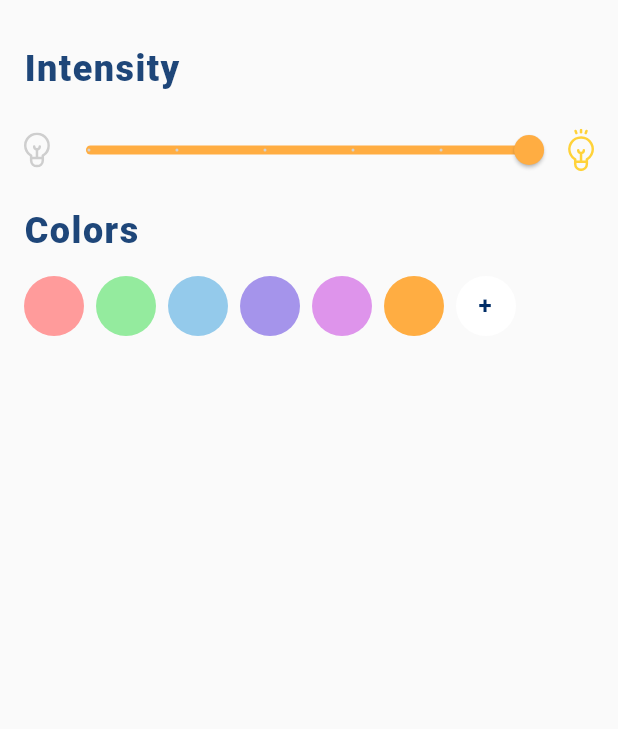
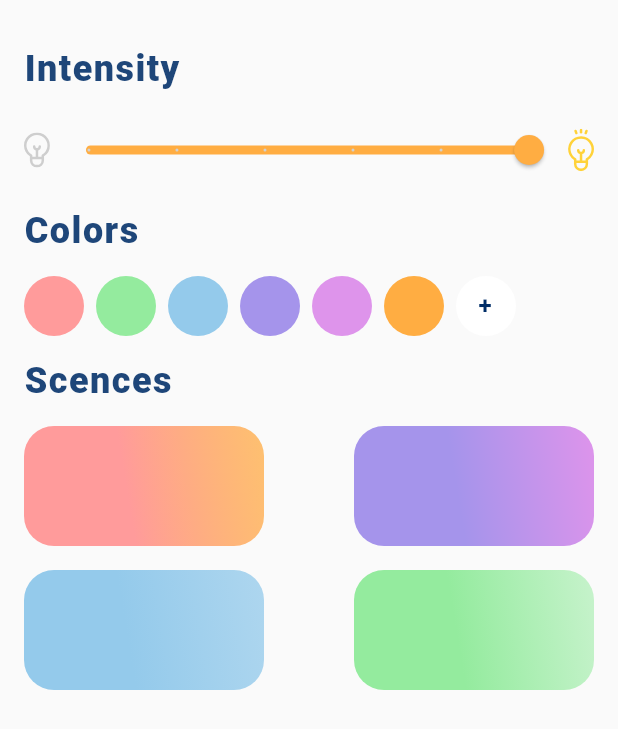
Before and after one commit to Sam21-39/App, a Flutter app: the BedRoomContent widget shown alone on an empty page, opened directly, on a phone screen of 412 x 824 dp. Shown: the top 729 px of the screen. Run offline on Flutter 3.47's test engine with Material 2 defaults, Android fonts, the phone set to English and light mode, and no system bars; our stand-ins replace flutter_svg.

Commit message:
changes added

```diff
--- a/flutter_assignment/lib/Screens/bedRoomContent.dart
+++ b/flutter_assignment/lib/Screens/bedRoomContent.dart
@@ -109,7 +109,98 @@ class _BedRoomContentState extends State<BedRoomContent> {
                 ),
               ),
             ],
-          )
+          ),
+          SizedBox(
+            height: 16.0,
+          ),
+          Text(
+            "Scences",
+            style: TextStyle(
+              color: UIColors.midNightBlue,
+              fontSize: 24.0,
+              fontWeight: FontWeight.w800,
+              letterSpacing: 0.98,
+            ),
+          ),
+          SizedBox(
+            height: 16.0,
+          ),
+          Row(
+            mainAxisAlignment: MainAxisAlignment.spaceBetween,
+            children: [
+              Container(
+                width: 160.0,
+                height: 80.0,
+                decoration: BoxDecoration(
+                  borderRadius: BorderRadius.circular(20.0),
+                  gradient: LinearGradient(
+                    begin: FractionalOffset(0.4, 0.2),
+                    end: FractionalOffset(1, 0.0),
+                    colors: [
+                      UIColors.lightSalmon,
+                      UIColors.sandyBrown.withOpacity(0.75),
+                    ],
+                  ),
+                ),
+              ),
+              Container(
+                width: 160.0,
+                height: 80.0,
+                decoration: BoxDecoration(
+                  borderRadius: BorderRadius.circular(20.0),
+                  gradient: LinearGradient(
+                    begin: FractionalOffset(0.4, 0.2),
+                    end: FractionalOffset(1, 0.0),
+                    colors: [
+                      UIColors.mediumPurple,
+                      UIColors.plum,
+                    ],
+                  ),
+                ),
+              ),
+            ],
+          ),
+          SizedBox(
+            height: 16.0,
+          ),
+          Row(
+            mainAxisAlignment: MainAxisAlignment.spaceBetween,
+            children: [
+              Container(
+                width: 160.0,
+                height: 80.0,
+                decoration: BoxDecoration(
+                  borderRadius: BorderRadius.circular(20.0),
+                  gradient: LinearGradient(
+                    begin: FractionalOffset(0.4, 0.2),
+                    end: FractionalOffset(1, 0.0),
+                    colors: [
+                      UIColors.skyBlue,
+                      UIColors.skyBlue.withOpacity(0.75),
+                    ],
+                  ),
+                ),
+              ),
+              Container(
+                width: 160.0,
+                height: 80.0,
+                decoration: BoxDecoration(
+                  borderRadius: BorderRadius.circular(20.0),
+                  gradient: LinearGradient(
+                    begin: FractionalOffset(0.4, 0.2),
+                    end: FractionalOffset(1, 0.0),
+                    colors: [
+                      UIColors.lightGreen,
+                      UIColors.lightGreen.withOpacity(0.5),
+                    ],
+                  ),
+                ),
+              ),
+            ],
+          ),
+          SizedBox(
+            height: 40,
+          ),
         ],
       ),
     );
```
Also changed, not shown: flutter_assignment/lib/Screens/homeTop.dart (+23 -4 lines), flutter_assignment/lib/main.dart (+29 -7 lines), flutter_assignment/assets/images/Sumit.jpg (added).
